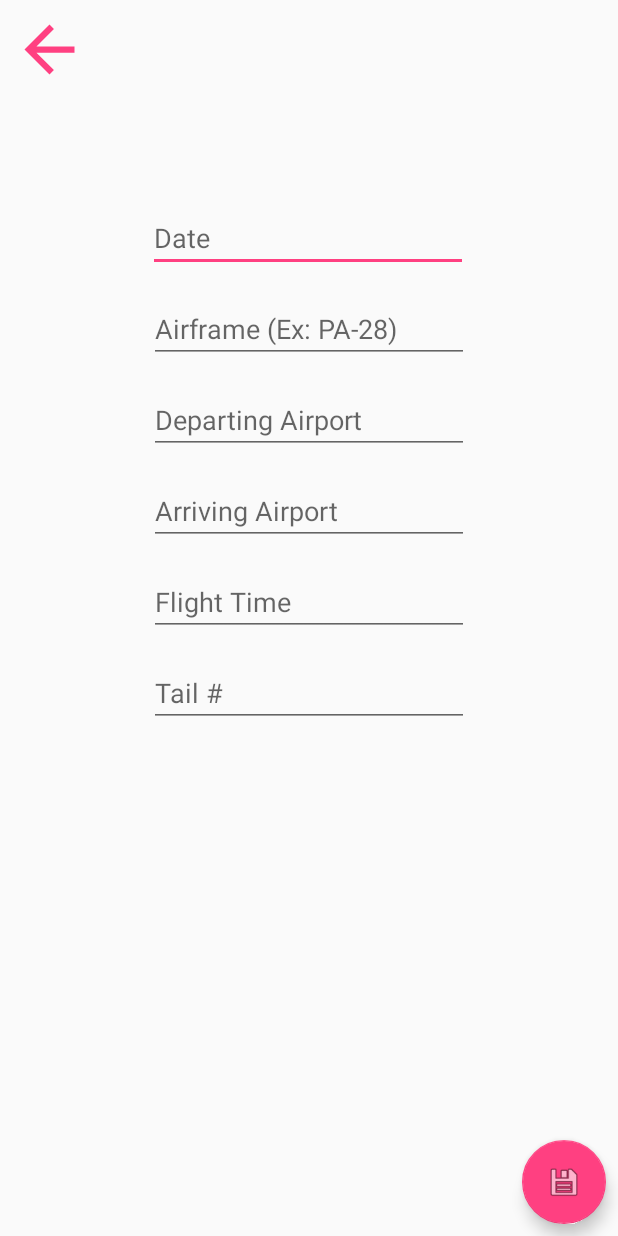
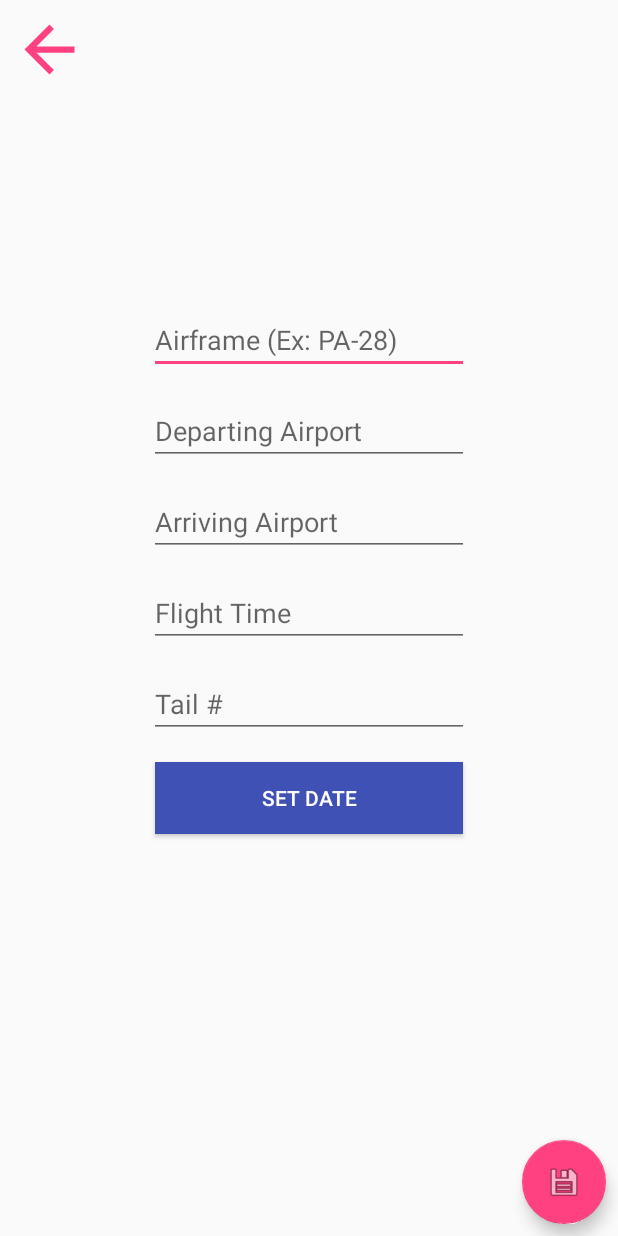
Before and after one commit to kkingsbe/ELogbook, an Android app: the EditFlightActivity screen opened directly, with no data from a screen before it, on a phone screen of 412 x 824 dp. Run offline under Robolectric (Android 15) with nearby library versions, the phone set to English and light mode, and no system bars; libraries missing offline, so code that uses them is left out: com.amazonaws.auth, com.amazonaws.mobile, com.amazonaws.mobileconnectors, com.amazonaws.services; 8 statements that could not run were skipped.

```diff
--- a/app/src/main/AndroidManifest.xml
+++ b/app/src/main/AndroidManifest.xml
@@ -31,7 +31,10 @@
             android:label="@string/title_activity_edit_flight" />
         <activity
             android:name=".ProfileActivity"
-            android:label="@string/title_activity_profile"></activity>
+            android:label="@string/title_activity_profile" />
+        <activity
+            android:name=".DateActivity"
+            android:label="@string/title_activity_date"></activity>
     </application>
 
 </manifest>
--- a/app/src/main/java/com/example/kkingsbe/elogbook/EditFlightActivity.java
+++ b/app/src/main/java/com/example/kkingsbe/elogbook/EditFlightActivity.java
@@ -96,4 +96,9 @@ public class EditFlightActivity extends Activity {
         setResult(Activity.RESULT_CANCELED);
         finish();
     }
+
+    public void selectDate(View v){
+        Intent intent = new Intent(EditFlightActivity.this, DateActivity.class);
+        startActivityForResult(intent,0);
+    }
 }
--- /dev/null
+++ b/app/src/main/res/drawable/ic_settings_black_24dp.xml
@@ -0,0 +1,5 @@
+<vector android:height="60dp" android:tint="#B0B0B0"
+    android:viewportHeight="24.0" android:viewportWidth="24.0"
+    android:width="60dp" xmlns:android="http://schemas.android.com/apk/res/android">
+    <path android:fillColor="#FF000000" android:pathData="M19.43,12.98c0.04,-0.32 0.07,-0.64 0.07,-0.98s-0.03,-0.66 -0.07,-0.98l2.11,-1.65c0.19,-0.15 0.24,-0.42 0.12,-0.64l-2,-3.46c-0.12,-0.22 -0.39,-0.3 -0.61,-0.22l-2.49,1c-0.52,-0.4 -1.08,-0.73 -1.69,-0.98l-0.38,-2.65C14.46,2.18 14.25,2 14,2h-4c-0.25,0 -0.46,0.18 -0.49,0.42l-0.38,2.65c-0.61,0.25 -1.17,0.59 -1.69,0.98l-2.49,-1c-0.23,-0.09 -0.49,0 -0.61,0.22l-2,3.46c-0.13,0.22 -0.07,0.49 0.12,0.64l2.11,1.65c-0.04,0.32 -0.07,0.65 -0.07,0.98s0.03,0.66 0.07,0.98l-2.11,1.65c-0.19,0.15 -0.24,0.42 -0.12,0.64l2,3.46c0.12,0.22 0.39,0.3 0.61,0.22l2.49,-1c0.52,0.4 1.08,0.73 1.69,0.98l0.38,2.65c0.03,0.24 0.24,0.42 0.49,0.42h4c0.25,0 0.46,-0.18 0.49,-0.42l0.38,-2.65c0.61,-0.25 1.17,-0.59 1.69,-0.98l2.49,1c0.23,0.09 0.49,0 0.61,-0.22l2,-3.46c0.12,-0.22 0.07,-0.49 -0.12,-0.64l-2.11,-1.65zM12,15.5c-1.93,0 -3.5,-1.57 -3.5,-3.5s1.57,-3.5 3.5,-3.5 3.5,1.57 3.5,3.5 -1.57,3.5 -3.5,3.5z"/>
+</vector>
--- a/app/src/main/res/layout/activity_edit_flight.xml
+++ b/app/src/main/res/layout/activity_edit_flight.xml
@@ -7,30 +7,17 @@
     tools:context=".EditFlightActivity">
 
     <EditText
-        android:id="@+id/dateText"
-        android:layout_width="wrap_content"
-        android:layout_height="wrap_content"
-        android:layout_marginTop="136dp"
-        android:ems="10"
-        android:hint="Date"
-        android:inputType="date"
-        app:layout_constraintEnd_toEndOf="parent"
-        app:layout_constraintHorizontal_bias="0.497"
-        app:layout_constraintStart_toStartOf="parent"
-        app:layout_constraintTop_toTopOf="parent" />
-
-    <EditText
         android:id="@+id/airframeText"
         android:layout_width="wrap_content"
         android:layout_height="wrap_content"
-        android:layout_marginTop="15dp"
+        android:layout_marginTop="204dp"
         android:ems="10"
         android:hint="Airframe (Ex: PA-28)"
         android:inputType="textPersonName"
         app:layout_constraintEnd_toEndOf="parent"
         app:layout_constraintHorizontal_bias="0.5"
         app:layout_constraintStart_toStartOf="parent"
-        app:layout_constraintTop_toBottomOf="@+id/dateText" />
+        app:layout_constraintTop_toTopOf="parent" />
 
     <EditText
         android:id="@+id/tailnumberText"
@@ -107,4 +94,17 @@
         app:layout_constraintStart_toStartOf="parent"
         app:layout_constraintTop_toTopOf="parent" />
 
+    <Button
+        android:id="@+id/setDateButton"
+        android:layout_width="205dp"
+        android:layout_height="wrap_content"
+        android:layout_marginTop="16dp"
+        android:background="@color/colorPrimary"
+        android:onClick="selectDate"
+        android:text="Set Date"
+        android:textColor="@android:color/background_light"
+        app:layout_constraintEnd_toEndOf="parent"
+        app:layout_constraintStart_toStartOf="parent"
+        app:layout_constraintTop_toBottomOf="@+id/tailnumberText" />
+
 </android.support.constraint.ConstraintLayout>
--- a/app/src/main/res/values/strings.xml
+++ b/app/src/main/res/values/strings.xml
@@ -3,4 +3,5 @@
     <string name="title_activity_main">MainActivity</string>
     <string name="title_activity_edit_flight">EditFlightActivity</string>
     <string name="title_activity_profile">ProfileActivity</string>
+    <string name="title_activity_date">DateActivity</string>
 </resources>
```
Also changed, not shown: app/src/main/java/com/example/kkingsbe/elogbook/DateActivity.java (added, +14 -0 lines), app/src/main/java/com/example/kkingsbe/elogbook/MainActivity.java (+7 -0 lines), app/src/main/java/com/example/kkingsbe/elogbook/NewFlightActivity.java (+47 -11 lines), app/src/main/java/com/example/kkingsbe/elogbook/ProfileActivity.java (+25 -0 lines), app/src/main/res/layout/activity_date.xml (added, +18 -0 lines), app/src/main/res/layout/activity_main.xml (+33 -19 lines), app/src/main/res/layout/activity_profile.xml (+17 -0 lines).
